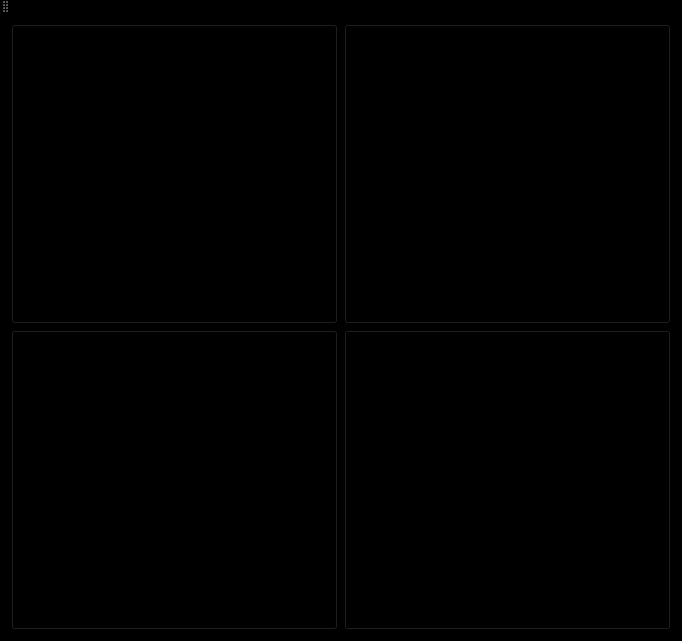
The window that FAKKIT/fak.ui (r0ug3-Mary/Senior_Design) describes before a commit, drawn with Qt 5.
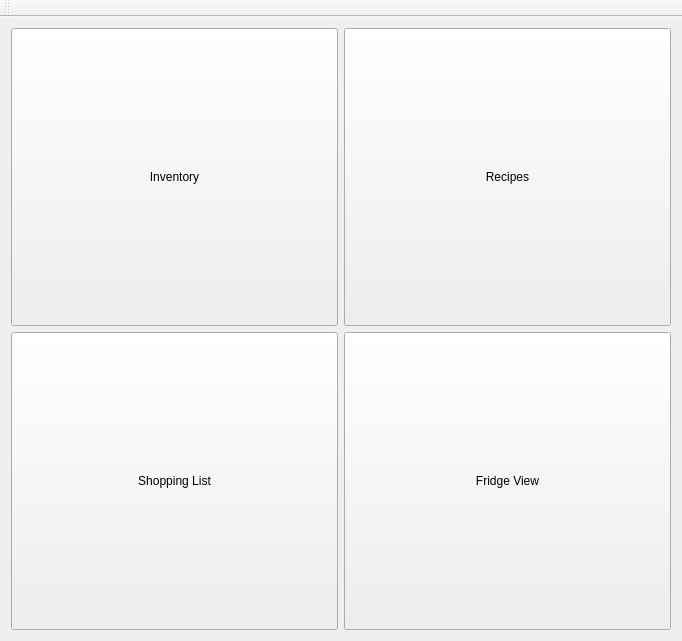
The same window after the commit. Icons and pictures are not drawn.

```diff
--- a/FAKKIT/fak.ui
+++ b/FAKKIT/fak.ui
@@ -17,11 +17,7 @@
    <bool>false</bool>
   </property>
   <property name="styleSheet">
-   <string notr="true">background-color: rgb(0, 0, 0);
-
-border-color: rgb(0, 0, 255);
-border-top-color: rgb(0, 0, 255);
-</string>
+   <string notr="true"/>
   </property>
   <widget class="QWidget" name="centralWidget">
    <layout class="QGridLayout" name="gridLayout">
```
